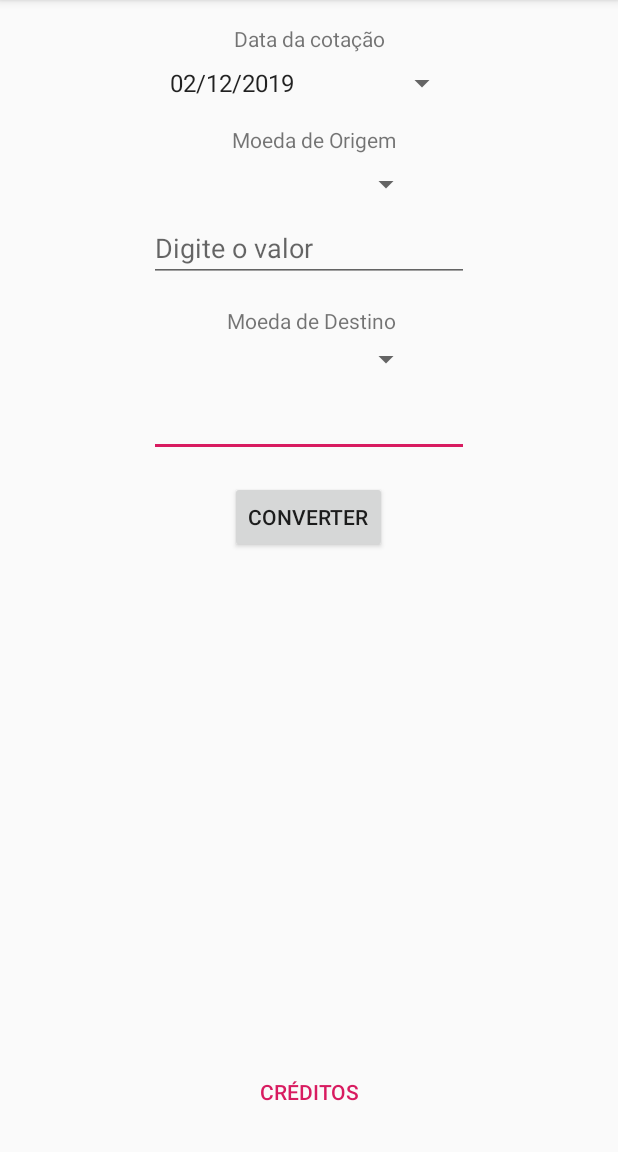
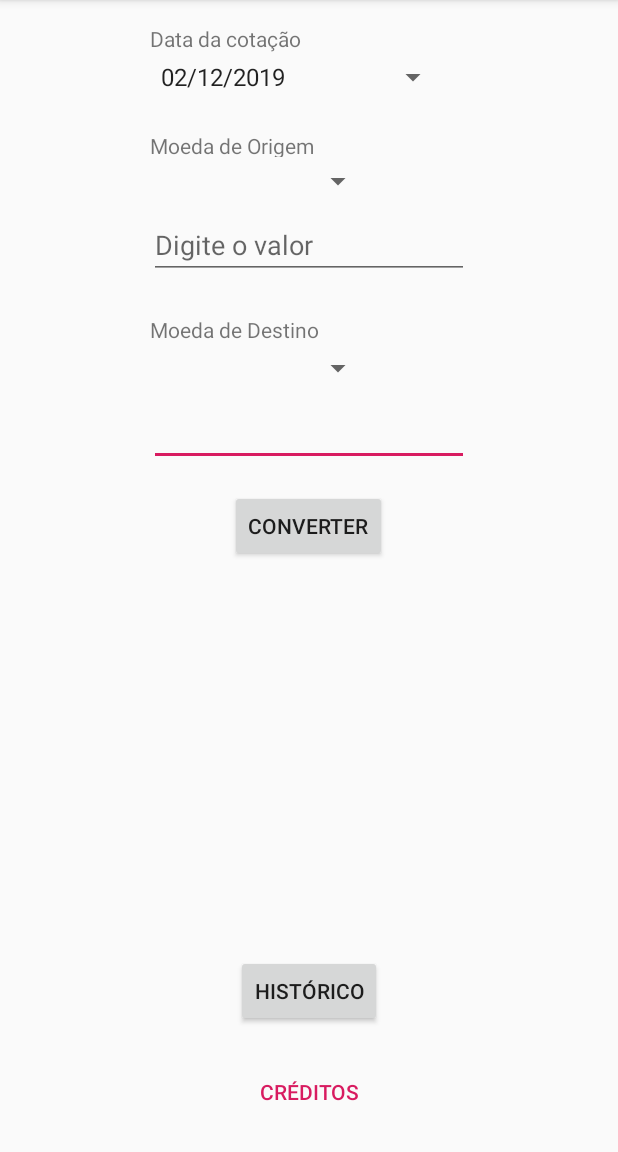
Before and after one commit to Landlucas/Conversor, an Android app: the screen it shows after launch (MainActivity), on a phone screen of 412 x 824 dp, the part 84-1236 px from its top. Run offline under Robolectric (Android 15) with nearby library versions, the phone set to English and light mode, and no system bars; 5 statements that could not run were skipped.

Commit message:
Incluída tela de histórico de cotação com lista

```diff
--- a/app/src/main/AndroidManifest.xml
+++ b/app/src/main/AndroidManifest.xml
@@ -11,7 +11,8 @@
         android:roundIcon="@mipmap/ic_launcher_round"
         android:supportsRtl="true"
         android:theme="@style/AppTheme">
-        <activity android:name=".CreditsActivity"></activity>
+        <activity android:name=".HistoryActivity" android:label="Histórico de cotações"></activity>
+        <activity android:name=".CreditsActivity" android:label="Créditos"/>
         <activity android:name=".MainActivity">
             <intent-filter>
                 <action android:name="android.intent.action.MAIN" />
--- a/app/src/main/java/com/example/conversor/ExchangeRater.java
+++ b/app/src/main/java/com/example/conversor/ExchangeRater.java
@@ -3,7 +3,6 @@ package com.example.conversor;
 import android.annotation.SuppressLint;
 import android.content.Context;
 import android.os.AsyncTask;
-import android.util.Log;
 
 import org.json.JSONException;
 import org.json.JSONObject;
@@ -62,7 +61,6 @@ public class ExchangeRater {
     }
 
     public void changeRatesByDate(Date date) {
-        Log.v("changeRatesByDate()", "alterando para cotações de " + new SimpleDateFormat("dd/MM/yyyy").format(date));
         this.ratesDate = date;
         this.rates = db.getRatesMapbyDate(date);
         this.labels.clear();
--- a/app/src/main/java/com/example/conversor/MainActivity.java
+++ b/app/src/main/java/com/example/conversor/MainActivity.java
@@ -4,7 +4,6 @@ import androidx.appcompat.app.AppCompatActivity;
 
 import android.content.Intent;
 import android.os.Bundle;
-import android.util.Log;
 import android.view.Gravity;
 import android.view.View;
 import android.widget.AdapterView;
@@ -41,7 +40,7 @@ public class MainActivity extends AppCompatActivity {
         exchangeRater = new ExchangeRater(getBaseContext());
         datesInRange = new ArrayList<>();
 
-        dateSelector = findViewById(R.id.dateSelector);
+        dateSelector = findViewById(R.id.historySelector);
         fromCurrency = findViewById(R.id.fromCurrency);
         fromValue = findViewById(R.id.fromValue);
         toCurrency = findViewById(R.id.toCurrency);
@@ -83,9 +82,7 @@ public class MainActivity extends AppCompatActivity {
                 }
             }
             @Override
-            public void onNothingSelected(AdapterView<?> adapterView) {
-                Log.d("ITEM", "NOT");
-            }
+            public void onNothingSelected(AdapterView<?> adapterView) {}
         });
 
         ArrayAdapter<String> fromCurrencyAdapter = new ArrayAdapter<String>(this, android.R.layout.simple_spinner_item, exchangeRater.getLabels());
@@ -114,6 +111,11 @@ public class MainActivity extends AppCompatActivity {
         startActivity(intent);
     }
 
+    public void btnHistoryClick(View v) {
+        Intent intent = new Intent(this, HistoryActivity.class);
+        startActivity(intent);
+    }
+
     private void populateDateSelector() {
         datesInRange = new ArrayList<>();
         Calendar calendar = new GregorianCalendar();
--- a/app/src/main/res/layout/activity_main.xml
+++ b/app/src/main/res/layout/activity_main.xml
@@ -25,9 +25,10 @@
         android:layout_width="150dp"
         android:layout_height="wrap_content"
         android:layout_marginStart="16dp"
-        android:layout_marginTop="8dp"
+        android:layout_marginTop="4dp"
         android:layout_marginEnd="16dp"
         app:layout_constraintEnd_toEndOf="parent"
+        app:layout_constraintHorizontal_bias="0.362"
         app:layout_constraintStart_toStartOf="parent"
         app:layout_constraintTop_toBottomOf="@+id/fromCurrencyLabel" />
 
@@ -39,33 +40,33 @@
         android:layout_marginTop="4dp"
         android:layout_marginEnd="16dp"
         app:layout_constraintEnd_toEndOf="parent"
-        app:layout_constraintHorizontal_bias="0.502"
+        app:layout_constraintHorizontal_bias="0.362"
         app:layout_constraintStart_toStartOf="parent"
         app:layout_constraintTop_toBottomOf="@+id/toCurrencyLabel" />
 
     <TextView
         android:id="@+id/fromCurrencyLabel"
         android:layout_width="wrap_content"
-        android:layout_height="0dp"
+        android:layout_height="17dp"
         android:layout_marginStart="16dp"
-        android:layout_marginTop="16dp"
+        android:layout_marginTop="24dp"
         android:layout_marginEnd="16dp"
         android:text="Moeda de Origem"
         app:layout_constraintEnd_toEndOf="parent"
-        app:layout_constraintHorizontal_bias="0.513"
+        app:layout_constraintHorizontal_bias="0.31"
         app:layout_constraintStart_toStartOf="parent"
-        app:layout_constraintTop_toBottomOf="@+id/dateSelector" />
+        app:layout_constraintTop_toBottomOf="@+id/historySelector" />
 
     <TextView
         android:id="@+id/toCurrencyLabel"
         android:layout_width="wrap_content"
         android:layout_height="wrap_content"
         android:layout_marginStart="16dp"
-        android:layout_marginTop="16dp"
+        android:layout_marginTop="24dp"
         android:layout_marginEnd="16dp"
         android:text="Moeda de Destino"
         app:layout_constraintEnd_toEndOf="parent"
-        app:layout_constraintHorizontal_bias="0.507"
+        app:layout_constraintHorizontal_bias="0.314"
         app:layout_constraintStart_toStartOf="parent"
         app:layout_constraintTop_toBottomOf="@+id/fromValue" />
 
@@ -111,19 +112,19 @@
         app:layout_constraintStart_toStartOf="parent" />
 
     <Spinner
-        android:id="@+id/dateSelector"
+        android:id="@+id/historySelector"
         android:layout_width="200dp"
         android:layout_height="wrap_content"
         android:layout_marginStart="8dp"
-        android:layout_marginTop="8dp"
+        android:layout_marginTop="4dp"
         android:layout_marginEnd="8dp"
         app:layout_constraintEnd_toEndOf="parent"
-        app:layout_constraintHorizontal_bias="0.497"
+        app:layout_constraintHorizontal_bias="0.466"
         app:layout_constraintStart_toStartOf="parent"
-        app:layout_constraintTop_toBottomOf="@+id/dateLabel" />
+        app:layout_constraintTop_toBottomOf="@+id/historyDateLabel" />
 
     <TextView
-        android:id="@+id/dateLabel"
+        android:id="@+id/historyDateLabel"
         android:layout_width="wrap_content"
         android:layout_height="wrap_content"
         android:layout_marginStart="16dp"
@@ -131,6 +132,23 @@
         android:layout_marginEnd="16dp"
         android:text="Data da cotação"
         app:layout_constraintEnd_toEndOf="parent"
+        app:layout_constraintHorizontal_bias="0.301"
         app:layout_constraintStart_toStartOf="parent"
         app:layout_constraintTop_toTopOf="parent" />
+
+    <Button
+        android:id="@+id/history"
+        android:layout_width="wrap_content"
+        android:layout_height="wrap_content"
+        android:layout_marginStart="16dp"
+        android:layout_marginTop="16dp"
+        android:layout_marginEnd="16dp"
+        android:layout_marginBottom="19dp"
+        android:onClick="btnHistoryClick"
+        android:text="Histórico"
+        app:layout_constraintBottom_toTopOf="@+id/credits"
+        app:layout_constraintEnd_toEndOf="parent"
+        app:layout_constraintStart_toStartOf="parent"
+        app:layout_constraintTop_toBottomOf="@+id/convert"
+        app:layout_constraintVertical_bias="1.0" />
 </androidx.constraintlayout.widget.ConstraintLayout>
```
Also changed, not shown: app/src/main/java/com/example/conversor/HistoryActivity.java (added, +89 -0 lines), app/src/main/java/com/example/conversor/HistoryItem.java (added, +35 -0 lines), app/src/main/java/com/example/conversor/HistoryListAdapter.java (added, +51 -0 lines), app/src/main/res/layout/activity_history.xml (added, +76 -0 lines), app/src/main/res/layout/currency_history_item.xml (added, +36 -0 lines).
